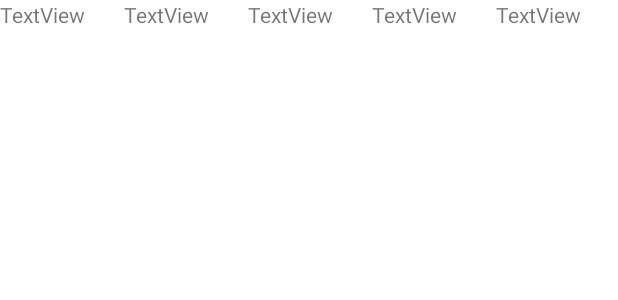
After one commit to starikcetin/ctis487-term-project, an Android app: the layout item_recycler_view_guess_list.xml on its own in the app's theme, with its tools: preview values and no code run, on a phone screen of 412 x 824 dp. The commit adds this screen. Shown: the top 300 px of the screen. Run offline under Robolectric (Android 15) with nearby library versions, the phone set to English and light mode, and no system bars.

Commit message:
previous guesses view implemented

```diff
--- a/GuessTheNumber/app/src/main/java/com/starikcetin/ctis487/guessthenumber/GameActivity.java
+++ b/GuessTheNumber/app/src/main/java/com/starikcetin/ctis487/guessthenumber/GameActivity.java
@@ -36,6 +36,12 @@ public class GameActivity extends FragmentActivity {
         pager.setAdapter(new GamePagerAdapter(this));
         pager.setCurrentItem(GamePagerAdapter.GUESSING_PAGE_INDEX, false);
 
+        // Default offscreen page limit is 1. We start at 0, and then switch to 1 programmatically.
+        // This causes the fragment at index 2 (prev guess list) to not get initialized until switched.
+        // Setting the offscreen page limit to 2 forces the viewpager to initialize both indexes
+        // 1 and 2 at the beginning.
+        pager.setOffscreenPageLimit(2);
+
         GameSys.playtimeChangedEventBus.addListener(this::OnEvent);
         GameSys.guessEventBus.addListener(this::OnEvent);
     }
--- a/GuessTheNumber/app/src/main/java/com/starikcetin/ctis487/guessthenumber/gameplay/Evaluation.java
+++ b/GuessTheNumber/app/src/main/java/com/starikcetin/ctis487/guessthenumber/gameplay/Evaluation.java
@@ -1,11 +1,15 @@
 package com.starikcetin.ctis487.guessthenumber.gameplay;
 
+import java.util.List;
+
 public class Evaluation {
+    public final List<Integer> guess;
     public final int correct;
     public final int misplaced;
     public final int wrong;
 
-    public Evaluation(int correct, int misplaced, int wrong) {
+    public Evaluation(List<Integer> guess, int correct, int misplaced, int wrong) {
+        this.guess = guess;
         this.correct = correct;
         this.misplaced = misplaced;
         this.wrong = wrong;
--- a/GuessTheNumber/app/src/main/java/com/starikcetin/ctis487/guessthenumber/gameplay/Game.java
+++ b/GuessTheNumber/app/src/main/java/com/starikcetin/ctis487/guessthenumber/gameplay/Game.java
@@ -123,11 +123,11 @@ public class Game implements AutoCloseable {
             wrong++;
         }
 
-        return new Evaluation(correct, misplaced, wrong);
+        return new Evaluation(new ArrayList<>(currentGuess), correct, misplaced, wrong);
     }
 
     private void onCurrentGuessChanged() {
-        CurrentGuessChangedEvent.Args args = new CurrentGuessChangedEvent.Args(currentGuess);
+        CurrentGuessChangedEvent.Args args = new CurrentGuessChangedEvent.Args(new ArrayList<>(currentGuess));
         CurrentGuessChangedEvent event = new CurrentGuessChangedEvent(this, args);
         GameSys.currentGuessChangeEventBus.emit(event);
     }
--- /dev/null
+++ b/GuessTheNumber/app/src/main/res/layout/item_recycler_view_guess_list.xml
@@ -0,0 +1,44 @@
+<?xml version="1.0" encoding="utf-8"?>
+<LinearLayout xmlns:android="http://schemas.android.com/apk/res/android"
+    xmlns:app="http://schemas.android.com/apk/res-auto"
+    android:id="@+id/item_guessList_root_horizontalLayout"
+    android:layout_width="match_parent"
+    android:layout_height="wrap_content"
+    android:layout_marginBottom="20dp">
+
+    <TextView
+        android:id="@+id/item_guessList_index_textView"
+        android:layout_width="match_parent"
+        android:layout_height="wrap_content"
+        android:layout_weight="0.2"
+        android:text="TextView" />
+
+    <TextView
+        android:id="@+id/item_guessList_guess_textView"
+        android:layout_width="match_parent"
+        android:layout_height="wrap_content"
+        android:layout_weight="0.2"
+        android:text="TextView" />
+
+    <TextView
+        android:id="@+id/item_guessList_correct_textView"
+        android:layout_width="match_parent"
+        android:layout_height="wrap_content"
+        android:layout_weight="0.2"
+        android:text="TextView" />
+
+    <TextView
+        android:id="@+id/item_guessList_misplaced_textView"
+        android:layout_width="match_parent"
+        android:layout_height="wrap_content"
+        android:layout_weight="0.2"
+        android:text="TextView" />
+
+    <TextView
+        android:id="@+id/item_guessList_wrong_textView"
+        android:layout_width="match_parent"
+        android:layout_height="wrap_content"
+        android:layout_weight="0.2"
+        android:text="TextView" />
+
+</LinearLayout>
```
Also changed, not shown: GuessTheNumber/app/src/main/java/com/starikcetin/ctis487/guessthenumber/GamePrevGuessesFragment.java (+33 -41 lines), GuessTheNumber/app/src/main/java/com/starikcetin/ctis487/guessthenumber/GuessListRecyclerViewAdapter.java (added, +69 -0 lines), GuessTheNumber/app/src/main/java/com/starikcetin/ctis487/guessthenumber/Utils.java (added, +10 -0 lines).
